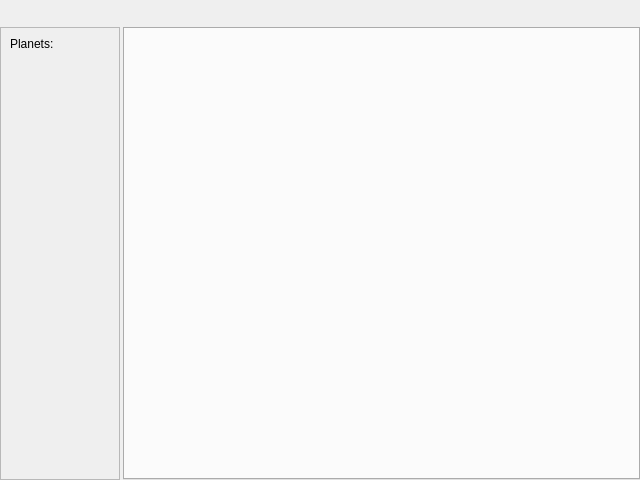
First picture: the form in ui/main.ui, repository minlexx/xnovacmd, before the edit.
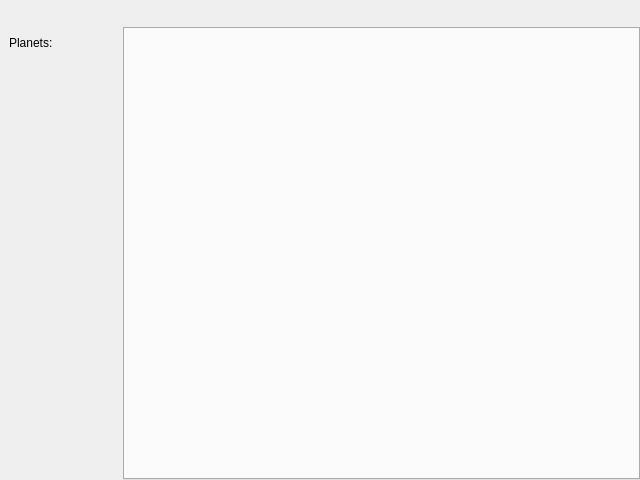
Second picture: the form after the edit. Icons and pictures are not drawn.

```diff
--- a/ui/main.ui
+++ b/ui/main.ui
@@ -68,6 +68,9 @@
          <height>16777215</height>
         </size>
        </property>
+       <property name="frameShape">
+        <enum>QFrame::NoFrame</enum>
+       </property>
        <property name="frameShadow">
         <enum>QFrame::Plain</enum>
        </property>
@@ -79,8 +82,8 @@
          <rect>
           <x>0</x>
           <y>0</y>
-          <width>118</width>
-          <height>449</height>
+          <width>120</width>
+          <height>451</height>
          </rect>
         </property>
         <layout class="QVBoxLayout" name="verticalLayout">
@@ -99,7 +102,7 @@
            <property name="sizeHint" stdset="0">
             <size>
              <width>20</width>
-             <height>346</height>
+             <height>40</height>
             </size>
            </property>
           </spacer>
```
Left out of the diff: 2 changed lines with no effect on the pictures.
